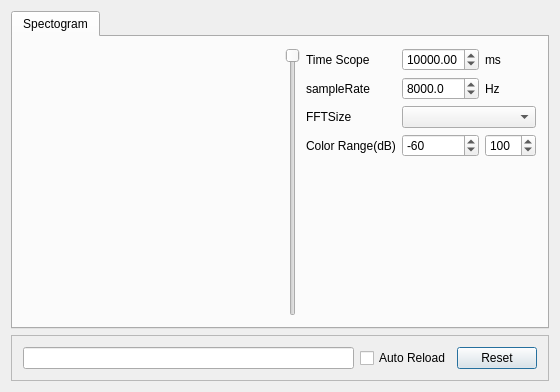
The window that modules/sinks/sink_plots/dialogplots.ui (b-xiang/taskBus) describes before a commit, drawn with Qt 5.
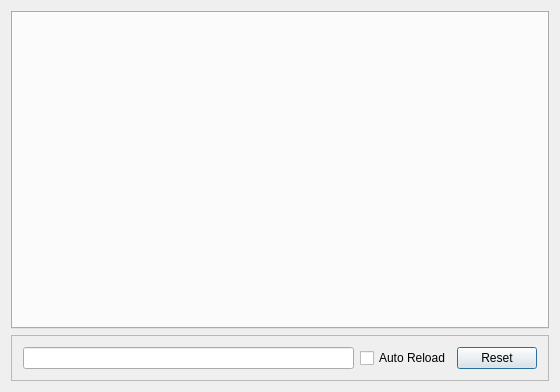
The same window after the commit. Custom widgets are drawn as their Qt base class.

The edit to the form file:
```diff
--- a/modules/sinks/sink_plots/dialogplots.ui
+++ b/modules/sinks/sink_plots/dialogplots.ui
@@ -19,195 +19,6 @@
      <property name="currentIndex">
       <number>0</number>
      </property>
-     <widget class="QWidget" name="tab_2">
-      <attribute name="title">
-       <string>Spectogram</string>
-      </attribute>
-      <layout class="QHBoxLayout" name="horizontalLayout_3">
-       <item>
-        <layout class="QHBoxLayout" name="horizontalLayout_2">
-         <item>
-          <widget class="spectroGramCtrl" name="spectrogram" native="true">
-           <property name="sizePolicy">
-            <sizepolicy hsizetype="Expanding" vsizetype="Expanding">
-             <horstretch>0</horstretch>
-             <verstretch>0</verstretch>
-            </sizepolicy>
-           </property>
-          </widget>
-         </item>
-         <item>
-          <widget class="QSlider" name="horizontalSlider_pos">
-           <property name="maximum">
-            <number>1000</number>
-           </property>
-           <property name="orientation">
-            <enum>Qt::Vertical</enum>
-           </property>
-           <property name="invertedAppearance">
-            <bool>true</bool>
-           </property>
-           <property name="invertedControls">
-            <bool>false</bool>
-           </property>
-          </widget>
-         </item>
-        </layout>
-       </item>
-       <item>
-        <layout class="QVBoxLayout" name="verticalLayout_2">
-         <item>
-          <layout class="QGridLayout" name="gridLayout">
-           <item row="1" column="1">
-            <widget class="QDoubleSpinBox" name="doubleSpinBox_spr">
-             <property name="sizePolicy">
-              <sizepolicy hsizetype="Maximum" vsizetype="Fixed">
-               <horstretch>0</horstretch>
-               <verstretch>0</verstretch>
-              </sizepolicy>
-             </property>
-             <property name="decimals">
-              <number>1</number>
-             </property>
-             <property name="minimum">
-              <double>1.000000000000000</double>
-             </property>
-             <property name="maximum">
-              <double>10000000000.000000000000000</double>
-             </property>
-             <property name="value">
-              <double>8000.000000000000000</double>
-             </property>
-            </widget>
-           </item>
-           <item row="3" column="0">
-            <widget class="QLabel" name="label_6">
-             <property name="text">
-              <string>Color Range(dB)</string>
-             </property>
-            </widget>
-           </item>
-           <item row="1" column="0">
-            <widget class="QLabel" name="label">
-             <property name="text">
-              <string>sampleRate</string>
-             </property>
-            </widget>
-           </item>
-           <item row="0" column="0">
-            <widget class="QLabel" name="label_3">
-             <property name="text">
-              <string>Time Scope</string>
-             </property>
-            </widget>
-           </item>
-           <item row="2" column="1" colspan="2">
-            <widget class="QComboBox" name="comboBox_fft">
-             <property name="sizePolicy">
-              <sizepolicy hsizetype="Preferred" vsizetype="Fixed">
-               <horstretch>0</horstretch>
-               <verstretch>0</verstretch>
-              </sizepolicy>
-             </property>
-            </widget>
-           </item>
-           <item row="0" column="1">
-            <widget class="QDoubleSpinBox" name="doubleSpinBox_timeSocpe">
-             <property name="sizePolicy">
-              <sizepolicy hsizetype="Preferred" vsizetype="Fixed">
-               <horstretch>0</horstretch>
-               <verstretch>0</verstretch>
-              </sizepolicy>
-             </property>
-             <property name="minimum">
-              <double>1000.000000000000000</double>
-             </property>
-             <property name="maximum">
-              <double>60000.000000000000000</double>
-             </property>
-             <property name="value">
-              <double>10000.000000000000000</double>
-             </property>
-            </widget>
-           </item>
-           <item row="0" column="2">
-            <widget class="QLabel" name="label_4">
-             <property name="text">
-              <string>ms</string>
-             </property>
-            </widget>
-           </item>
-           <item row="3" column="2">
-            <widget class="QSpinBox" name="spinBox_range_Top">
-             <property name="sizePolicy">
-              <sizepolicy hsizetype="Maximum" vsizetype="Fixed">
-               <horstretch>0</horstretch>
-               <verstretch>0</verstretch>
-              </sizepolicy>
-             </property>
-             <property name="minimum">
-              <number>-200</number>
-             </property>
-             <property name="maximum">
-              <number>200</number>
-             </property>
-             <property name="value">
-              <number>100</number>
-             </property>
-            </widget>
-           </item>
-           <item row="3" column="1">
-            <widget class="QSpinBox" name="spinBox_rangeBtm">
-             <property name="sizePolicy">
-              <sizepolicy hsizetype="Preferred" vsizetype="Fixed">
-               <horstretch>0</horstretch>
-               <verstretch>0</verstretch>
-              </sizepolicy>
-             </property>
-             <property name="minimum">
-              <number>-200</number>
-             </property>
-             <property name="maximum">
-              <number>200</number>
-             </property>
-             <property name="value">
-              <number>-60</number>
-             </property>
-            </widget>
-           </item>
-           <item row="1" column="2">
-            <widget class="QLabel" name="label_5">
-             <property name="text">
-              <string>Hz</string>
-             </property>
-            </widget>
-           </item>
-           <item row="2" column="0">
-            <widget class="QLabel" name="label_2">
-             <property name="text">
-              <string>FFTSize</string>
-             </property>
-            </widget>
-           </item>
-          </layout>
-         </item>
-         <item>
-          <spacer name="verticalSpacer">
-           <property name="orientation">
-            <enum>Qt::Vertical</enum>
-           </property>
-           <property name="sizeHint" stdset="0">
-            <size>
-             <width>20</width>
-             <height>40</height>
-            </size>
-           </property>
-          </spacer>
-         </item>
-        </layout>
-       </item>
-      </layout>
-     </widget>
     </widget>
    </item>
    <item>
@@ -248,14 +59,6 @@
   </layout>
  </widget>
  <layoutdefault spacing="6" margin="11"/>
- <customwidgets>
-  <customwidget>
-   <class>spectroGramCtrl</class>
-   <extends>QWidget</extends>
-   <header>spectrogramctrl.h</header>
-   <container>1</container>
-  </customwidget>
- </customwidgets>
  <resources/>
  <connections/>
 </ui>
```
Left out of the diff: 2 changed lines with no effect on the pictures.
